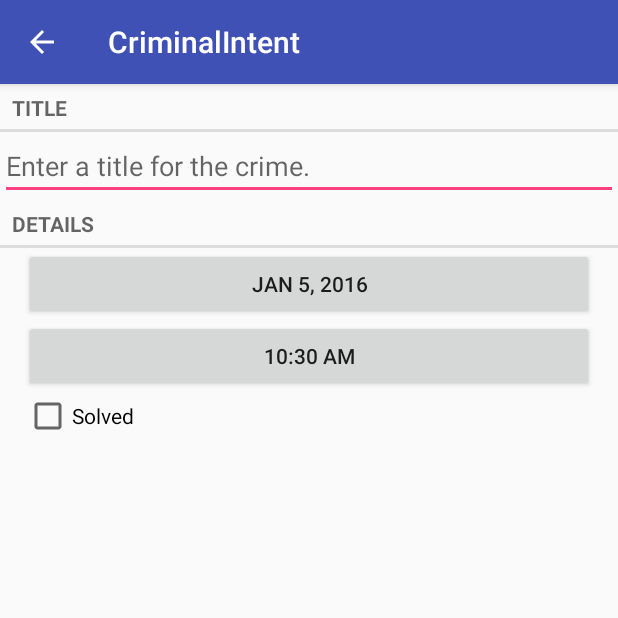
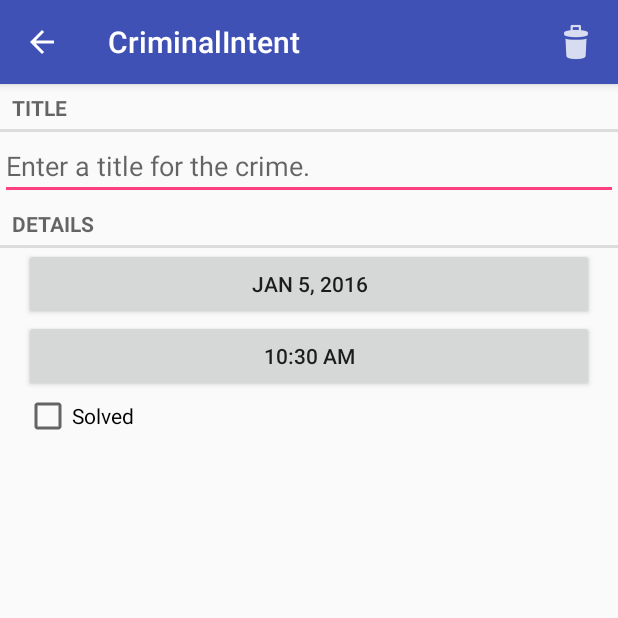
Before and after one commit to slao-learn/bnr_android, an Android app: the CrimeFragment screen opened directly, with no data from a screen before it, on a phone screen of 412 x 824 dp, the top half of it. Run offline under Robolectric (Android 15) with nearby library versions, the phone set to English and light mode, and no system bars.

Commit message:
Challenge: Add delete crime feature

```diff
--- a/CriminalIntent/app/src/main/java/com/bignerdranch/android/criminalintent/CrimeFragment.java
+++ b/CriminalIntent/app/src/main/java/com/bignerdranch/android/criminalintent/CrimeFragment.java
@@ -9,6 +9,9 @@ import android.text.Editable;
 import android.text.TextWatcher;
 import android.text.format.DateFormat;
 import android.view.LayoutInflater;
+import android.view.Menu;
+import android.view.MenuInflater;
+import android.view.MenuItem;
 import android.view.View;
 import android.view.ViewGroup;
 import android.widget.Button;
@@ -50,6 +53,25 @@ public class CrimeFragment extends Fragment{
         super.onCreate(savedInstanceState);
         UUID crimeId = (UUID) getArguments().getSerializable(ARG_CRIME_ID);
         mCrime = CrimeLab.get(getActivity()).getCrime(crimeId);
+        setHasOptionsMenu(true);
+    }
+
+    @Override
+    public void onCreateOptionsMenu(Menu menu, MenuInflater inflater) {
+        super.onCreateOptionsMenu(menu, inflater);
+        inflater.inflate(R.menu.fragment_crime, menu);
+    }
+
+    @Override
+    public boolean onOptionsItemSelected(MenuItem item) {
+        switch (item.getItemId()) {
+            case R.id.menu_item_delete_crime:
+                CrimeLab.get(getActivity()).deleteCrime(mCrime);
+                getActivity().finish();
+                return true;
+            default:
+                return super.onOptionsItemSelected(item);
+        }
     }
 
     @Override
--- a/CriminalIntent/app/src/main/java/com/bignerdranch/android/criminalintent/CrimeLab.java
+++ b/CriminalIntent/app/src/main/java/com/bignerdranch/android/criminalintent/CrimeLab.java
@@ -29,6 +29,10 @@ public class CrimeLab {
         mCrimes.add(c);
     }
 
+    public void deleteCrime(Crime c) {
+        mCrimes.remove(c);
+    }
+
     public List<Crime> getCrimes() {
         return mCrimes;
     }
--- /dev/null
+++ b/CriminalIntent/app/src/main/res/menu/fragment_crime.xml
@@ -0,0 +1,11 @@
+<?xml version="1.0" encoding="utf-8"?>
+<menu xmlns:android="http://schemas.android.com/apk/res/android"
+      xmlns:app="http://schemas.android.com/apk/res-auto">
+
+    <item
+        android:id="@+id/menu_item_delete_crime"
+        android:icon="@drawable/ic_menu_delete"
+        android:title="@string/delete_crime"
+        app:showAsAction="ifRoom|withText" />
+
+</menu>
--- a/CriminalIntent/app/src/main/res/values/strings.xml
+++ b/CriminalIntent/app/src/main/res/values/strings.xml
@@ -8,6 +8,7 @@
     <string name="date_picker_title">Date of crime:</string>
     <string name="time_picker_title">Time of crime:</string>
     <string name="new_crime">New Crime</string>
+    <string name="delete_crime">Delete Crime</string>
     <string name="show_subtitle">Show Subtitle</string>
     <string name="hide_subtitle">Hide Subtitle</string>
     <string name="subtitle_format">%1$s crimes</string>
```
Also changed, not shown: CriminalIntent/app/src/main/res/drawable-hdpi/ic_menu_delete.png (added), CriminalIntent/app/src/main/res/drawable-mdpi/ic_menu_delete.png (added), CriminalIntent/app/src/main/res/drawable-xhdpi/ic_menu_delete.png (added), CriminalIntent/app/src/main/res/drawable-xxhdpi/ic_menu_delete.png (added).
